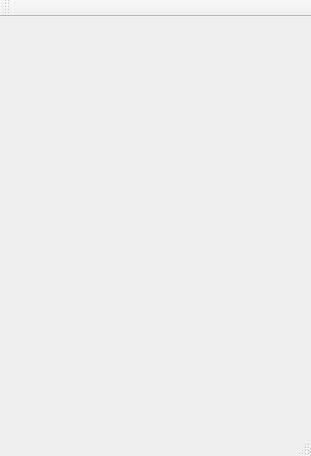
Old version of the form DevMashMafia/mainwindow.ui in the repository DzyubSpirit/DevMashMafiaQt.
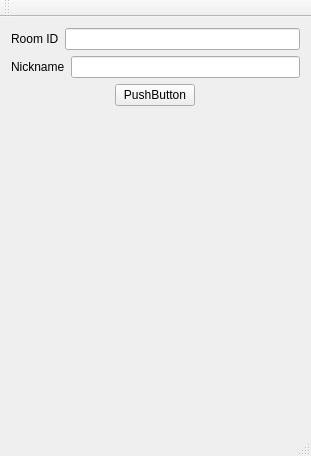
New version of the form.

Commit message: Added sockets files and query for room joining

Patch:
```diff
--- a/DevMashMafia/mainwindow.ui
+++ b/DevMashMafia/mainwindow.ui
@@ -13,7 +13,64 @@
   <property name="windowTitle">
    <string>MainWindow</string>
   </property>
-  <widget class="QWidget" name="centralWidget"/>
+  <widget class="QWidget" name="centralWidget">
+   <layout class="QVBoxLayout" name="verticalLayout">
+    <item>
+     <layout class="QHBoxLayout" name="horizontalLayout_2">
+      <item>
+       <widget class="QLabel" name="label_2">
+        <property name="text">
+         <string>Room ID</string>
+        </property>
+       </widget>
+      </item>
+      <item>
+       <widget class="QLineEdit" name="lineEdit_2"/>
+      </item>
+     </layout>
+    </item>
+    <item>
+     <layout class="QHBoxLayout" name="horizontalLayout">
+      <item>
+       <widget class="QLabel" name="label">
+        <property name="text">
+         <string>Nickname</string>
+        </property>
+       </widget>
+      </item>
+      <item>
+       <widget class="QLineEdit" name="lineEdit"/>
+      </item>
+     </layout>
+    </item>
+    <item alignment="Qt::AlignHCenter">
+     <widget class="QPushButton" name="pushButton">
+      <property name="maximumSize">
+       <size>
+        <width>200</width>
+        <height>16777215</height>
+       </size>
+      </property>
+      <property name="text">
+       <string>PushButton</string>
+      </property>
+     </widget>
+    </item>
+    <item>
+     <spacer name="verticalSpacer">
+      <property name="orientation">
+       <enum>Qt::Vertical</enum>
+      </property>
+      <property name="sizeHint" stdset="0">
+       <size>
+        <width>20</width>
+        <height>40</height>
+       </size>
+      </property>
+     </spacer>
+    </item>
+   </layout>
+  </widget>
   <widget class="QMenuBar" name="menuBar">
    <property name="geometry">
     <rect>
```
The commit also changes 5 other files.
